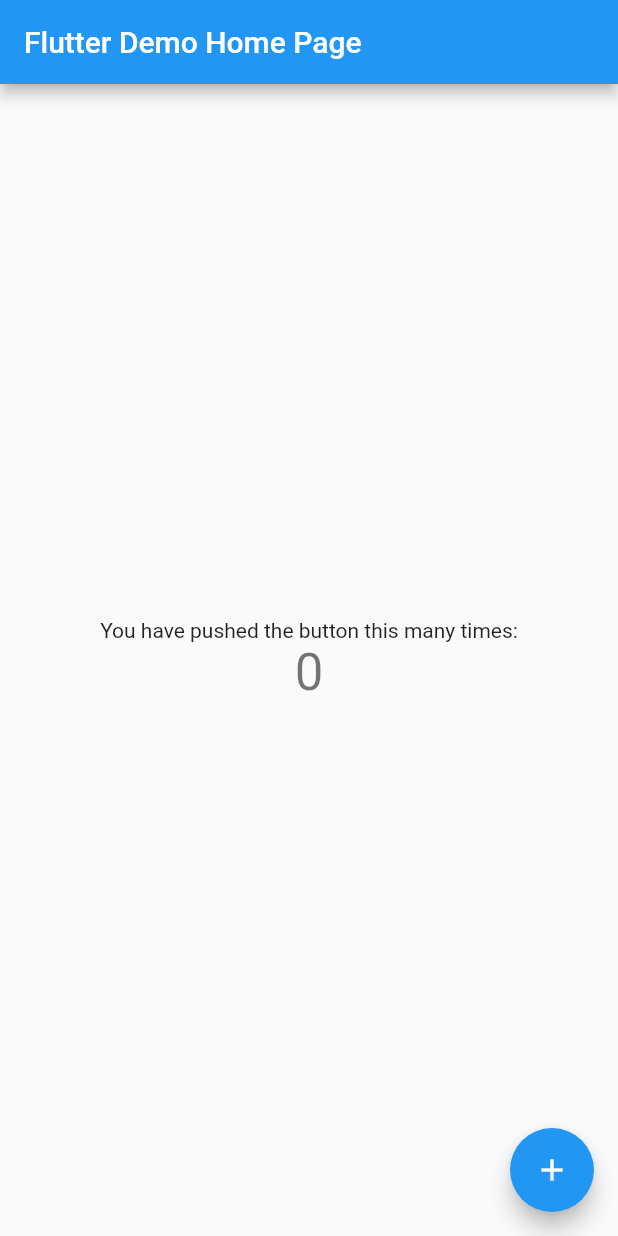
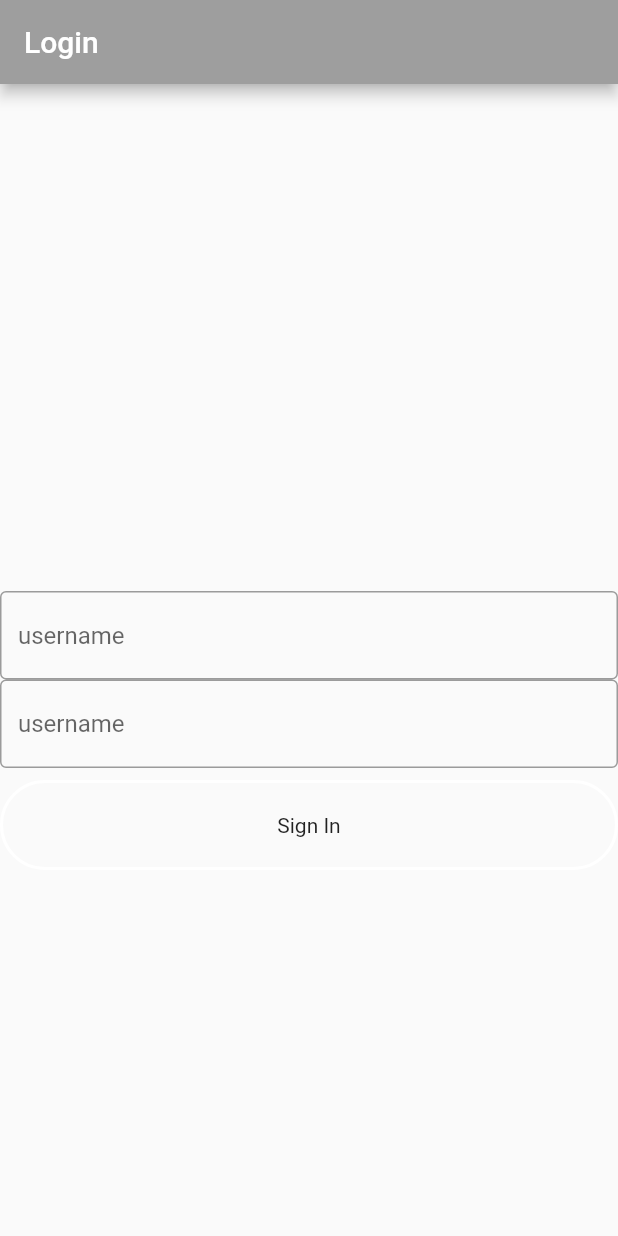
Before and after one commit to PrayogaBismaPutraSeza/report_absen, a Flutter app: the screen it shows after launch, on a phone screen of 412 x 824 dp. Run offline on Flutter 3.47's test engine with Material 2 defaults, Android fonts, the phone set to English and light mode, and no system bars.

Commit message:
login basic

```diff
--- a/lib/main.dart
+++ b/lib/main.dart
@@ -1,115 +1,16 @@
 import 'package:flutter/material.dart';
+import 'package:report_absen/view/login_screen.dart';
 
-void main() {
-  runApp(const MyApp());
-}
+void main() => runApp(MyApp());
 
 class MyApp extends StatelessWidget {
-  const MyApp({Key? key}) : super(key: key);
-
-  // This widget is the root of your application.
   @override
   Widget build(BuildContext context) {
     return MaterialApp(
-      title: 'Flutter Demo',
-      theme: ThemeData(
-        // This is the theme of your application.
-        //
-        // Try running your application with "flutter run". You'll see the
-        // application has a blue toolbar. Then, without quitting the app, try
-        // changing the primarySwatch below to Colors.green and then invoke
-        // "hot reload" (press "r" in the console where you ran "flutter run",
-        // or simply save your changes to "hot reload" in a Flutter IDE).
-        // Notice that the counter didn't reset back to zero; the application
-        // is not restarted.
-        primarySwatch: Colors.blue,
-      ),
-      home: const MyHomePage(title: 'Flutter Demo Home Page'),
+      debugShowCheckedModeBanner: false,
+      title: 'Report',
+      theme: ThemeData(primaryColor: Colors.grey),
+      home: LoginScreen(),
     );
   }
 }
-
-class MyHomePage extends StatefulWidget {
-  const MyHomePage({Key? key, required this.title}) : super(key: key);
-
-  // This widget is the home page of your application. It is stateful, meaning
-  // that it has a State object (defined below) that contains fields that affect
-  // how it looks.
-
-  // This class is the configuration for the state. It holds the values (in this
-  // case the title) provided by the parent (in this case the App widget) and
-  // used by the build method of the State. Fields in a Widget subclass are
-  // always marked "final".
-
-  final String title;
-
-  @override
-  State<MyHomePage> createState() => _MyHomePageState();
-}
-
-class _MyHomePageState extends State<MyHomePage> {
-  int _counter = 0;
-
-  void _incrementCounter() {
-    setState(() {
-      // This call to setState tells the Flutter framework that something has
-      // changed in this State, which causes it to rerun the build method below
-      // so that the display can reflect the updated values. If we changed
-      // _counter without calling setState(), then the build method would not be
-      // called again, and so nothing would appear to happen.
-      _counter++;
-    });
-  }
-
-  @override
-  Widget build(BuildContext context) {
-    // This method is rerun every time setState is called, for instance as done
-    // by the _incrementCounter method above.
-    //
-    // The Flutter framework has been optimized to make rerunning build methods
-    // fast, so that you can just rebuild anything that needs updating rather
-    // than having to individually change instances of widgets.
-    return Scaffold(
-      appBar: AppBar(
-        // Here we take the value from the MyHomePage object that was created by
-        // the App.build method, and use it to set our appbar title.
-        title: Text(widget.title),
-      ),
-      body: Center(
-        // Center is a layout widget. It takes a single child and positions it
-        // in the middle of the parent.
-        child: Column(
-          // Column is also a layout widget. It takes a list of children and
-          // arranges them vertically. By default, it sizes itself to fit its
-          // children horizontally, and tries to be as tall as its parent.
-          //
-          // Invoke "debug painting" (press "p" in the console, choose the
-          // "Toggle Debug Paint" action from the Flutter Inspector in Android
-          // Studio, or the "Toggle Debug Paint" command in Visual Studio Code)
-          // to see the wireframe for each widget.
-          //
-          // Column has various properties to control how it sizes itself and
-          // how it positions its children. Here we use mainAxisAlignment to
-          // center the children vertically; the main axis here is the vertical
-          // axis because Columns are vertical (the cross axis would be
-          // horizontal).
-          mainAxisAlignment: MainAxisAlignment.center,
-          children: <Widget>[
-            const Text(
-              'You have pushed the button this many times:',
-            ),
-            Text(
-              '$_counter',
-              style: Theme.of(context).textTheme.headline4,
-            ),
-          ],
-        ),
-      ),
-      floatingActionButton: FloatingActionButton(
-        onPressed: _incrementCounter,
-        tooltip: 'Increment',
-        child: const Icon(Icons.add),
-      ), // This trailing comma makes auto-formatting nicer for build methods.
-    );
-  }
-}
--- /dev/null
+++ b/lib/view/login_screen.dart
@@ -0,0 +1,78 @@
+import 'package:flutter/material.dart';
+
+class LoginScreen extends StatefulWidget {
+  @override
+  _loginScreenState createState() => _loginScreenState();
+}
+
+TextEditingController usernameTextEditingController =
+    new TextEditingController();
+TextEditingController passwordTextEditingController =
+    new TextEditingController();
+
+class _loginScreenState extends State<LoginScreen> {
+  @override
+  Widget build(BuildContext context) {
+    return Scaffold(
+      appBar: AppBar(title: Text("Login"), backgroundColor: Colors.grey),
+      body: SingleChildScrollView(
+        child: Container(
+          height: MediaQuery.of(context).size.height - 100,
+          alignment: Alignment.bottomCenter,
+          child: Container(
+            height: MediaQuery.of(context).size.height - 100,
+            alignment: Alignment.bottomCenter,
+            child: Column(
+              mainAxisSize: MainAxisSize.min,
+              children: [
+                Spacer(),
+                Form(
+                  child: Column(
+                    children: [
+                      TextFormField(
+                        controller: usernameTextEditingController,
+                        decoration: InputDecoration(
+                          border: OutlineInputBorder(),
+                          hintText: 'username',
+                        ),
+                      ),
+                      TextFormField(
+                        controller: usernameTextEditingController,
+                        decoration: InputDecoration(
+                          border: OutlineInputBorder(),
+                          hintText: 'username',
+                        ),
+                      ),
+                    ],
+                  ),
+                ),
+                SizedBox(
+                  height: 8,
+                ),
+                GestureDetector(
+                  onTap: () {},
+                  child: Container(
+                    alignment: Alignment.center,
+                    width: MediaQuery.of(context).size.width,
+                    padding: EdgeInsets.symmetric(vertical: 20),
+                    decoration: BoxDecoration(
+                      border: Border.all(
+                        color: Colors.white,
+                        width: 2,
+                      ),
+                      borderRadius: BorderRadius.circular(30),
+                    ),
+                    child: Text("Sign In"),
+                  ),
+                ),
+                SizedBox(
+                  height: 200,
+                ),
+              ],
+            ),
+          ),
+        ),
+      ),
+    );
+  }
+}
```
Also changed, not shown: 1 other file.
